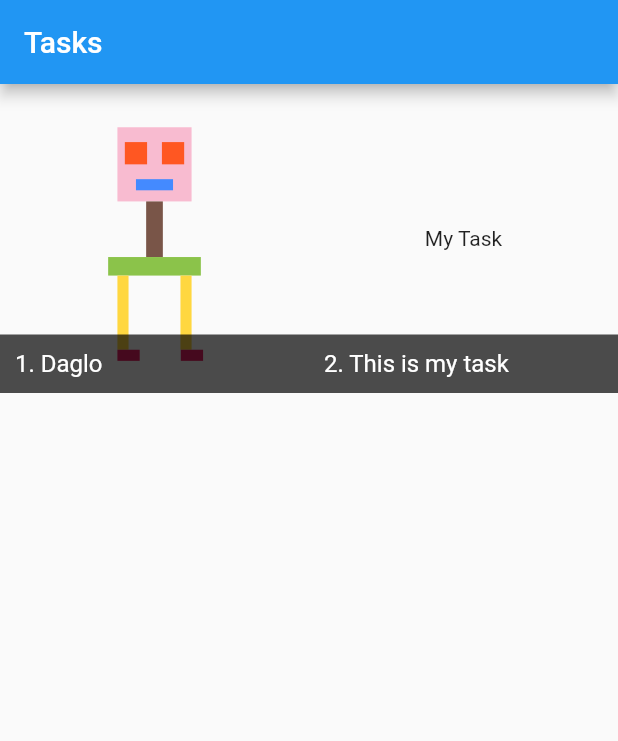
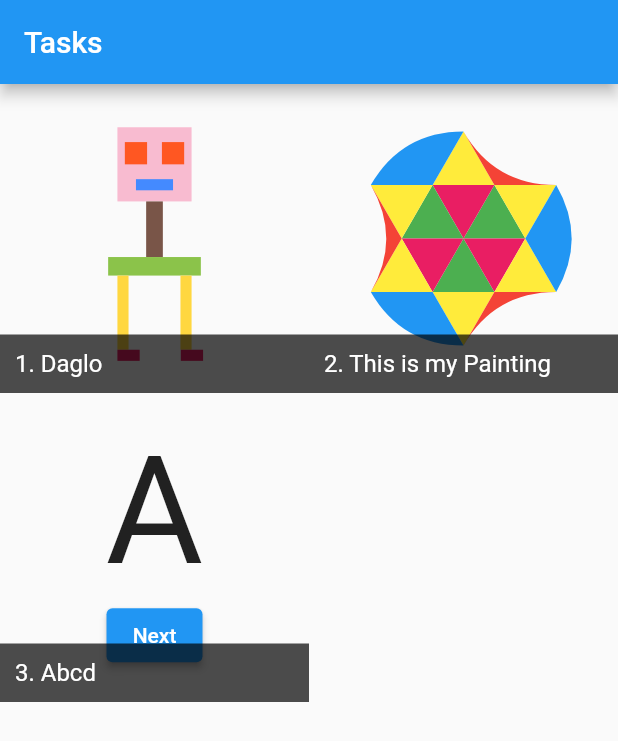
Before and after one commit to sagar-sangani/starter_app, a Flutter app: the screen it shows after launch, on a phone screen of 412 x 824 dp. Shown: the top 741 px of the screen. Run offline on Flutter 3.47's test engine with Material 2 defaults, Android fonts, the light colour scheme and no system bars.

Commit message:
new task added

```diff
--- a/lib/app/views/home_view.dart
+++ b/lib/app/views/home_view.dart
@@ -1,9 +1,11 @@
 import 'package:flutter/material.dart';
 import 'package:starter_app/app/models/task.dart';
+import 'package:starter_app/app/views/tasks/abcd/abcd.dart';
+import 'package:starter_app/app/views/tasks/abcd/abcd_page.dart';
+import 'package:starter_app/app/views/tasks/chitrakala/chitrakala.dart';
+import 'package:starter_app/app/views/tasks/chitrakala/chitrakala_page.dart';
 import 'package:starter_app/app/views/tasks/daglo/daglo.dart';
 import 'package:starter_app/app/views/tasks/daglo/daglo_page.dart';
-import 'package:starter_app/app/views/tasks/mytask/mytask.dart';
-import 'package:starter_app/app/views/tasks/mytask/mytask_page.dart';
 
 class HomeView extends StatelessWidget {
   const HomeView({
@@ -13,14 +15,28 @@ class HomeView extends StatelessWidget {
   @override
   Widget build(BuildContext context) {
     List<Task> tasks = [
-      Task(name: "Daglo", widget: Daglo(), page: DagloPage()),
-      Task(name: "This is my task", widget: MyTask(), page: MyTaskPage()),
+      Task(
+        name: "Daglo",
+        widget: const Daglo(),
+        page: const DagloPage(),
+      ),
+      Task(
+        name: "This is my Painting",
+        widget: const Chitrakala(),
+        page: const ChitrakalaPage(),
+      ),
+      Task(
+        name: 'Abcd',
+        widget: const Abcd(),
+        page: const AbcdPage(),
+      )
     ];
 
     return Scaffold(
-      appBar: AppBar(title: Text("Tasks")),
-      body: Container(
-        child: GridView.count(
+      appBar: AppBar(
+        title: const Text("Tasks"),
+      ),
+      body: GridView.count(
         crossAxisCount: 2,
         children: [
           ...tasks
@@ -34,7 +50,6 @@ class HomeView extends StatelessWidget {
               )
               .toList(),
         ],
-        ),
       ),
     );
   }
@@ -61,7 +76,6 @@ class GridItem extends StatelessWidget {
           MaterialPageRoute(builder: (context) => page),
         );
       },
-      child: Container(
       child: Stack(
         fit: StackFit.expand,
         children: [
@@ -71,13 +85,13 @@ class GridItem extends StatelessWidget {
             left: 0,
             right: 0,
             child: Container(
-                padding: EdgeInsets.all(10),
+              padding: const EdgeInsets.all(10),
               color: Colors.black.withOpacity(0.7),
               child: Text(
-                  '${serialNumber}. ${name}',
+                '$serialNumber. $name',
                 overflow: TextOverflow.ellipsis,
                 maxLines: 1,
-                  style: TextStyle(
+                style: const TextStyle(
                   color: Colors.white,
                   fontSize: 16,
                 ),
@@ -86,7 +100,6 @@ class GridItem extends StatelessWidget {
           ),
         ],
       ),
-      ),
     );
   }
 }
--- /dev/null
+++ b/lib/app/views/tasks/abcd/abcd.dart
@@ -0,0 +1,69 @@
+import 'package:flutter/material.dart';
+
+class Abcd extends StatefulWidget {
+  const Abcd({Key? key}) : super(key: key);
+
+  @override
+  State<Abcd> createState() => _AbcdState();
+}
+
+class _AbcdState extends State<Abcd> {
+  var textIndex = 0;
+  void changeText() {
+    setState(() {
+      if (textIndex < 25) {
+        textIndex = textIndex + 1;
+      }
+    });
+  }
+
+  @override
+  Widget build(BuildContext context) {
+    var nextText = [
+      'A',
+      'B',
+      'C',
+      'D',
+      'E',
+      'F',
+      'G',
+      'H',
+      'I',
+      'J',
+      'K',
+      'L',
+      'M',
+      'N',
+      'O',
+      'P',
+      'Q',
+      'R',
+      'S',
+      'T',
+      'U',
+      'V',
+      'W',
+      'X',
+      'Y',
+      'Z',
+    ];
+
+    return Column(
+      mainAxisAlignment: MainAxisAlignment.center,
+      children: [
+        Center(
+          child: Text(
+            nextText[textIndex],
+            style: TextStyle(
+              fontSize: 100,
+            ),
+          ),
+        ),
+        ElevatedButton(
+          onPressed: () => changeText(),
+          child: Text('Next'),
+        ),
+      ],
+    );
+  }
+}
--- /dev/null
+++ b/lib/app/views/tasks/abcd/abcd_page.dart
@@ -0,0 +1,16 @@
+import 'package:flutter/material.dart';
+import 'package:starter_app/app/views/tasks/abcd/abcd.dart';
+
+class AbcdPage extends StatelessWidget {
+  const AbcdPage({Key? key}) : super(key: key);
+
+  @override
+  Widget build(BuildContext context) {
+    return Scaffold(
+      appBar: AppBar(
+        title: const Text("Aa maari ABCD"),
+      ),
+      body: const Abcd(),
+    );
+  }
+}
--- a/lib/app/views/tasks/daglo/daglo.dart
+++ b/lib/app/views/tasks/daglo/daglo.dart
@@ -71,7 +71,7 @@ class Daglo extends StatelessWidget {
               height: 50 * size,
               width: 250 * size,
             ),
-            Container(
+            SizedBox(
               height: 200 * size,
               width: 200 * size,
               child: Row(
@@ -90,7 +90,7 @@ class Daglo extends StatelessWidget {
                 ],
               ),
             ),
-            Container(
+            SizedBox(
               height: 50 * size,
               width: 300 * size,
               child: Row(
--- a/lib/app/views/tasks/daglo/daglo_page.dart
+++ b/lib/app/views/tasks/daglo/daglo_page.dart
@@ -8,9 +8,9 @@ class DagloPage extends StatelessWidget {
   Widget build(BuildContext context) {
     return Scaffold(
       appBar: AppBar(
-        title: Text("Aa maaro Daglo"),
+        title: const Text("Aa maaro Daglo"),
       ),
-      body: Daglo(),
+      body: const Daglo(),
     );
   }
 }
--- a/lib/app/views/tasks/mytask/mytask.dart
+++ /dev/null
@@ -1,16 +0,0 @@
-import 'package:flutter/material.dart';
-
-class MyTask extends StatelessWidget {
-  const MyTask({
-    Key? key,
-  }) : super(key: key);
-
-  @override
-  Widget build(BuildContext context) {
-    return Container(
-      child: Center(
-        child: Text("My Task"),
-      ),
-    );
-  }
-}
```
Also changed, not shown: lib/app/views/tasks/chitrakala/chitrakala.dart (added, +191 -0 lines), lib/app/views/tasks/chitrakala/chitrakala_page.dart (added, +16 -0 lines), lib/app/views/tasks/mytask/mytask_page.dart (deleted, +0 -16 lines). Lines whose indentation alone changed are shown as unchanged.
